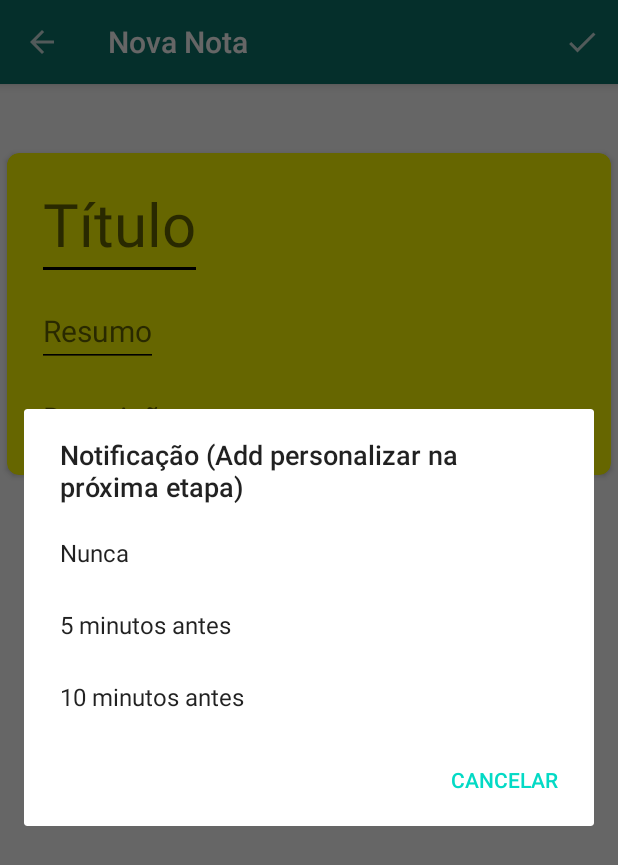
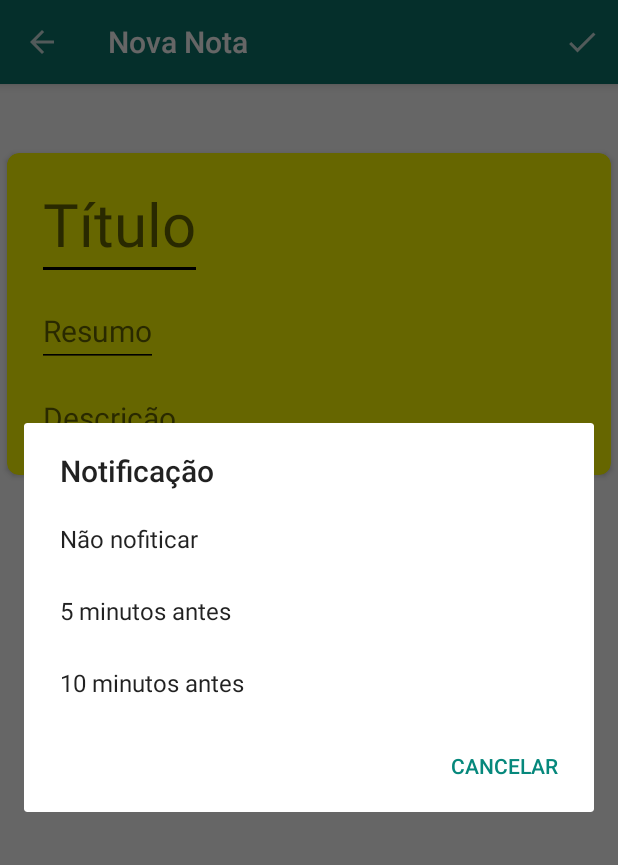
Before and after one commit to VSpinelliG/SpinelliNotes, an Android app: the NewNoteActivity screen opened directly, with no data from a screen before it, after a tap on "Notificar", on a phone screen of 412 x 824 dp. Shown: the top 865 px of the screen. Run offline under Robolectric (Android 15) with nearby library versions, the light colour scheme and no system bars.

Commit message:
Adicionando no strings.xml e substituindo no código.

```diff
--- a/app/src/main/res/values/colors.xml
+++ b/app/src/main/res/values/colors.xml
@@ -2,7 +2,7 @@
 <resources>
     <color name="colorPrimary">#0C756B</color>
     <color name="colorPrimaryDark">#06887C</color>
-    <color name="colorAccent">#03DAC5</color>
+    <color name="colorAccent">#06887C</color>
     <color name="grey">#d3d3d3</color>
     <color name="white">#ffffff</color>
     <color name="black">#000000</color>
--- a/app/src/main/res/values/strings.xml
+++ b/app/src/main/res/values/strings.xml
@@ -4,13 +4,14 @@
     <string name="label_no_note">Nenhuma nota.\nAdicione a primeira:</string>
     <string name="button_first_add">Adicionar primeira nota</string>
 
-    <!-- Dialog deletar !-->
-    <string name="message_dialog">Deseja realmente apagar esta nota?</string>
+    <!-- Dialogs !-->
+    <string name="message_dialog_delete">Deseja realmente apagar esta nota?</string>
+    <string name="title_dialog_sort">Ordenar por</string>
     <string name="yes_dialog">Sim</string>
     <string name="no_dialog">Não</string>
     <string name="cancel_dialog">Cancelar</string>
-    <string name="notify_dialog">Notificação (Add personalizar na próxima etapa)</string>
-    <string name="notify_default_0">Nunca</string>
+    <string name="notify_dialog">Notificação</string>
+    <string name="notify_default_0">Não nofiticar</string>
     <string name="notify_default_1">5 minutos antes</string>
     <string name="notify_default_2">10 minutos antes</string>
 
@@ -27,6 +28,11 @@
     <string name="time">Horário</string>
     <string name="notify">Notificar</string>
 
+    <string name="parse_yellow">YELLOW</string>
+    <string name="parse_gray">LIGHTGRAY</string>
+    <string name="parse_green">GREEN</string>
+    <string name="parse_pink">MAGENTA</string>
+
     <!-- Toast !-->
     <string name="error_sort">Erro ao ordenar nesta categoria.</string>
     <string name="required_title">Título é obrigatório!</string>
```
Also changed, not shown: app/src/main/java/com/example/spinellinotes/ExtendedNoteActivity.kt (+15 -11 lines), app/src/main/java/com/example/spinellinotes/MainActivity.kt (+4 -4 lines), app/src/main/java/com/example/spinellinotes/NewNoteActivity.kt (+14 -8 lines).
